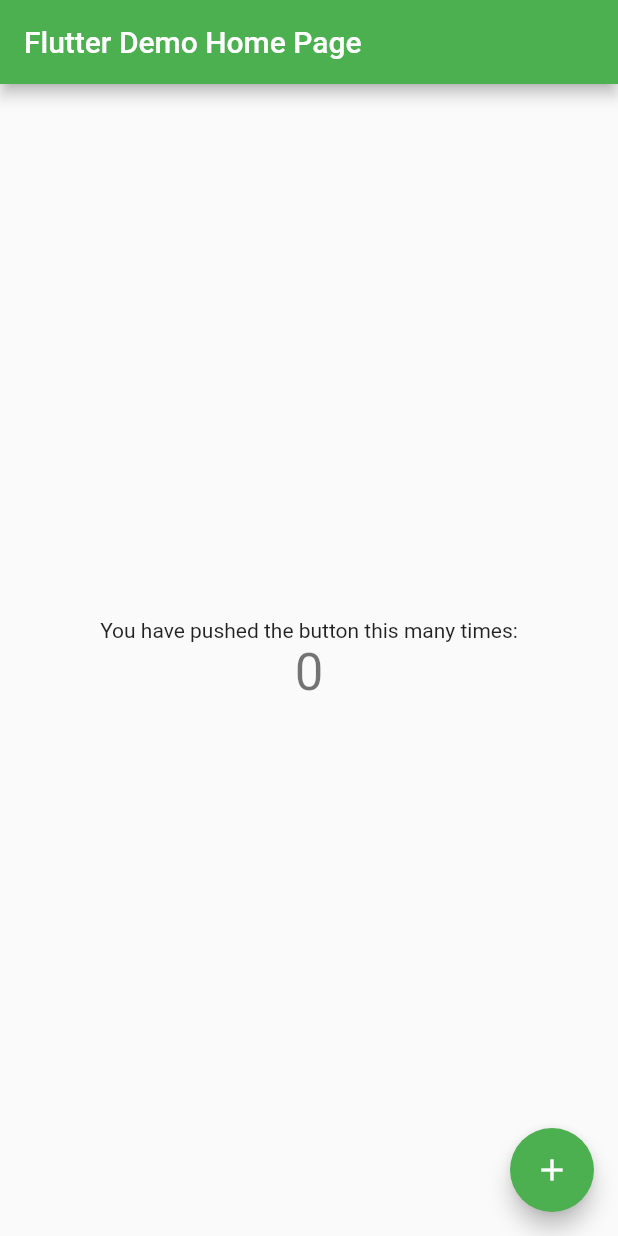
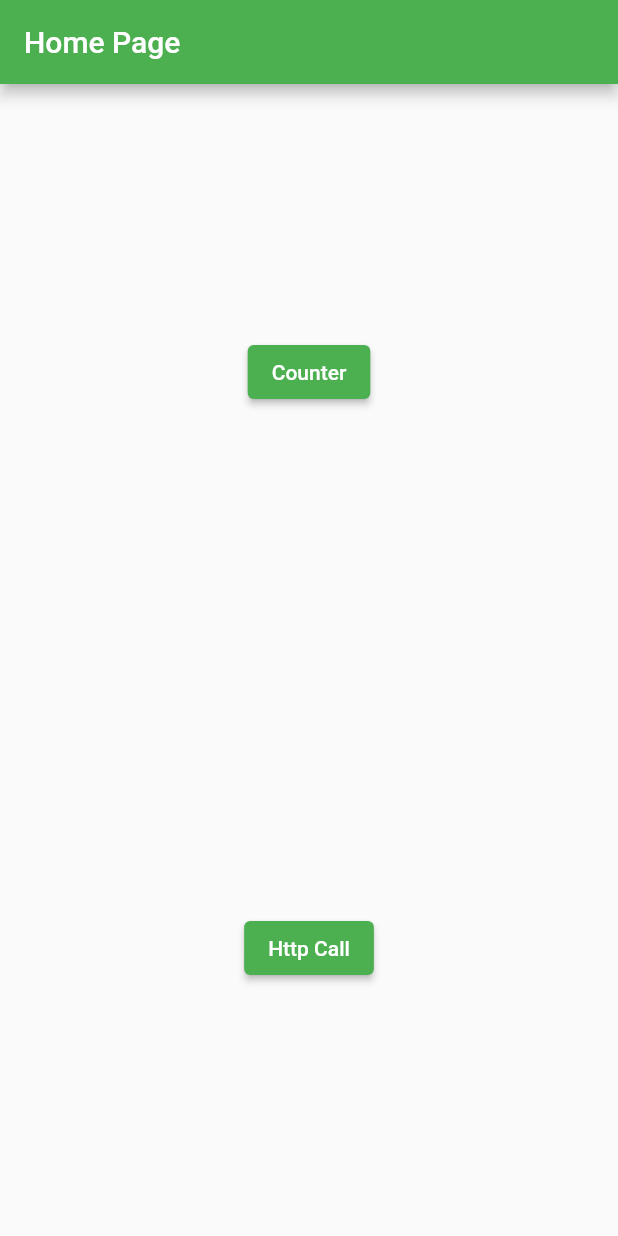
Before and after one commit to muralikrishnanmt/flutter_unit_testing, a Flutter app: the screen it shows after launch, on a phone screen of 412 x 824 dp. Run offline on Flutter 3.47's test engine with Material 2 defaults, Android fonts, the phone set to English and light mode, and no system bars.

```diff
--- /dev/null
+++ b/lib/home_page.dart
@@ -0,0 +1,52 @@
+import 'package:flutter/material.dart';
+import 'package:test_project/api_page.dart';
+import 'package:test_project/counter_page.dart';
+
+class HomePage extends StatelessWidget {
+  const HomePage({super.key});
+
+  @override
+  Widget build(BuildContext context) {
+    return Scaffold(
+      appBar: AppBar(
+        title: const Text(
+          'Home Page',
+        ),
+      ),
+      body: Center(
+        child: Column(
+          mainAxisAlignment: MainAxisAlignment.spaceAround,
+          children: [
+            ElevatedButton(
+              onPressed: () {
+                Navigator.push(
+                  context,
+                  MaterialPageRoute(
+                    builder: (context) =>
+                        const CounterPage(title: 'Counter Page'),
+                  ),
+                );
+              },
+              child: const Text(
+                'Counter',
+              ),
+            ),
+            ElevatedButton(
+              onPressed: () {
+                Navigator.push(
+                  context,
+                  MaterialPageRoute(
+                    builder: (context) => const ApiPage(),
+                  ),
+                );
+              },
+              child: const Text(
+                'Http Call',
+              ),
+            ),
+          ],
+        ),
+      ),
+    );
+  }
+}
--- a/lib/main.dart
+++ b/lib/main.dart
@@ -1,5 +1,5 @@
 import 'package:flutter/material.dart';
-import 'package:test_project/counter.dart';
+import 'package:test_project/home_page.dart';
 
 void main() {
   runApp(const MyApp());
@@ -11,60 +11,10 @@ class MyApp extends StatelessWidget {
   @override
   Widget build(BuildContext context) {
     return MaterialApp(
-      title: 'Flutter Demo',
-      theme: ThemeData(
-        primarySwatch: Colors.green,
-      ),
-      home: const MyHomePage(title: 'Flutter Demo Home Page'),
-    );
+        title: 'Flutter Test',
+        theme: ThemeData(
+          primarySwatch: Colors.green,
+        ),
+        home: const HomePage());
   }
 }
-
-class MyHomePage extends StatefulWidget {
-  const MyHomePage({super.key, required this.title});
-
-  final String title;
-
-  @override
-  State<MyHomePage> createState() => _MyHomePageState();
-}
-
-class _MyHomePageState extends State<MyHomePage> {
-  int _counter = 0;
-
-  final Counter counter = Counter();
-
-  void _incrementCounter() {
-    setState(() {
-      counter.incrementCounter();
-    });
-  }
-
-  @override
-  Widget build(BuildContext context) {
-    return Scaffold(
-      appBar: AppBar(
-        title: Text(widget.title),
-      ),
-      body: Center(
-        child: Column(
-          mainAxisAlignment: MainAxisAlignment.center,
-          children: <Widget>[
-            const Text(
-              'You have pushed the button this many times:',
-            ),
-            Text(
-              '${counter.count}',
-              style: Theme.of(context).textTheme.headlineMedium,
-            ),
-          ],
-        ),
-      ),
-      floatingActionButton: FloatingActionButton(
-        onPressed: _incrementCounter,
-        tooltip: 'Increment',
-        child: const Icon(Icons.add),
-      ),
-    );
-  }
-}
--- a/pubspec.yaml
+++ b/pubspec.yaml
@@ -35,6 +35,7 @@ dependencies:
   # The following adds the Cupertino Icons font to your application.
   # Use with the CupertinoIcons class for iOS style icons.
   cupertino_icons: ^1.0.2
+  http: ^0.13.5
 
 dev_dependencies:
   flutter_test:
```
Also changed, not shown: lib/api_page.dart (added, +35 -0 lines), lib/counter_page.dart (added, +51 -0 lines), lib/models/user_model.dart (added, +73 -0 lines), lib/user_repository.dart (added, +14 -0 lines), pubspec.lock, 1 other file.
